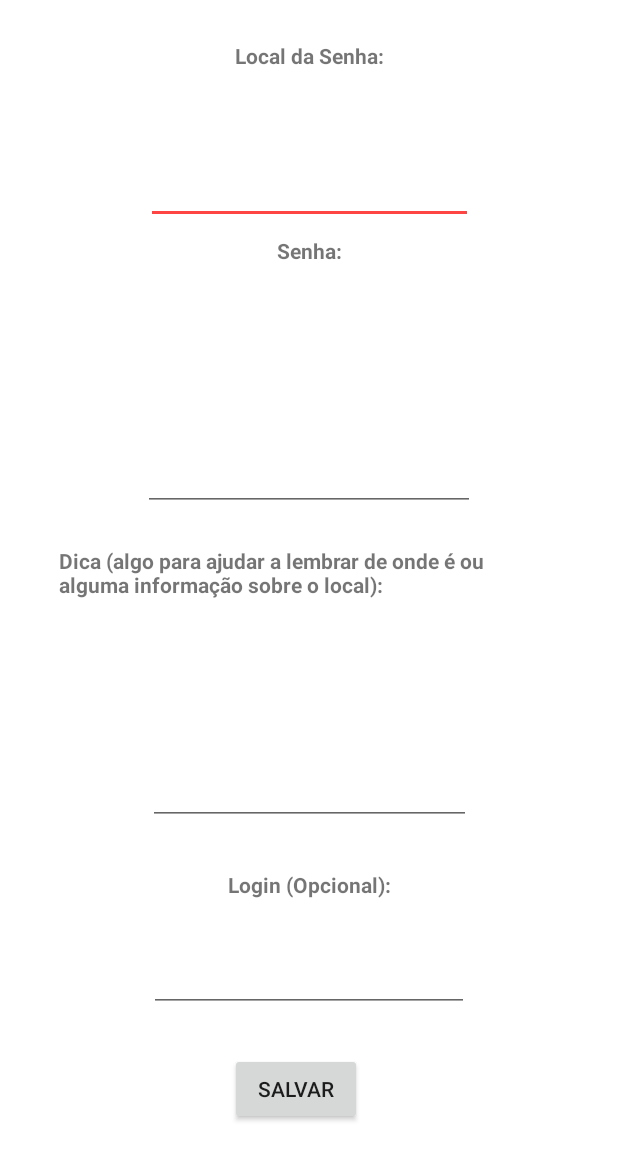
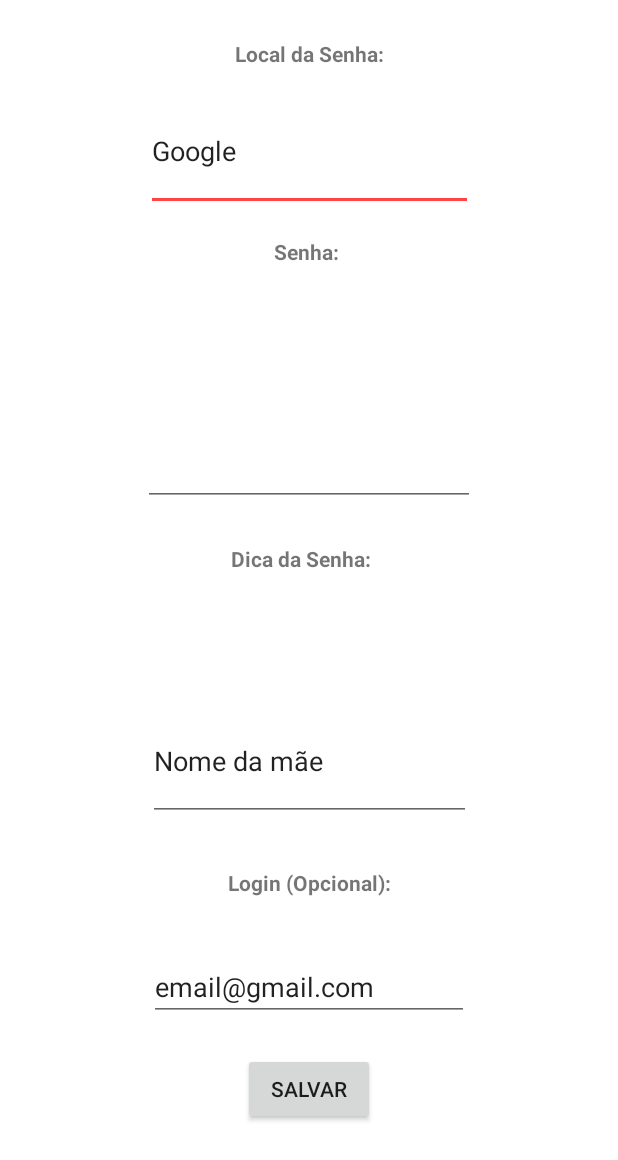
Before and after one commit to DoseDjalmadaDunhaJunior/Bugs-do-Android-Studio, an Android app: the layout adicionar.xml on its own in the app's theme, with its tools: preview values and no code run, on a phone screen of 412 x 824 dp. Shown: the top 1160 px of the screen. Run offline under Robolectric (Android 15) with nearby library versions, the phone set to English and light mode, and no system bars.

Commit message:
rascunho para as configuraçoes

```diff
--- a/app/src/main/res/layout/adicionar.xml
+++ b/app/src/main/res/layout/adicionar.xml
@@ -10,12 +10,11 @@
         android:id="@+id/button"
         android:layout_width="wrap_content"
         android:layout_height="wrap_content"
-        android:layout_marginStart="54dp"
-        android:layout_marginLeft="54dp"
         android:layout_marginBottom="74dp"
         android:text="Salvar"
         app:layout_constraintBottom_toBottomOf="parent"
-        app:layout_constraintStart_toStartOf="@+id/editText"
+        app:layout_constraintEnd_toEndOf="parent"
+        app:layout_constraintStart_toStartOf="parent"
         app:layout_constraintTop_toBottomOf="@+id/editText"
         tools:ignore="HardcodedText" />
 
@@ -23,22 +22,23 @@
         android:id="@+id/local"
         android:layout_width="218dp"
         android:layout_height="0dp"
-        android:layout_marginBottom="8dp"
+        android:layout_marginBottom="17dp"
         android:ems="10"
         android:inputType="textPersonName"
+        android:text="Google"
         android:textAllCaps="false"
         android:visibility="visible"
         app:layout_constraintBottom_toTopOf="@+id/textView8"
         app:layout_constraintEnd_toEndOf="parent"
         app:layout_constraintStart_toStartOf="parent"
         app:layout_constraintTop_toBottomOf="@+id/textView7"
-        tools:ignore="Autofill,LabelFor" />
+        tools:ignore="Autofill,HardcodedText,LabelFor" />
 
     <EditText
         android:id="@+id/senha"
         android:layout_width="221dp"
         android:layout_height="0dp"
-        android:layout_marginBottom="23dp"
+        android:layout_marginBottom="25dp"
         android:ems="10"
         android:inputType="textPassword"
         app:layout_constraintBottom_toTopOf="@+id/textView11"
@@ -49,15 +49,15 @@
 
     <TextView
         android:id="@+id/textView8"
-        android:layout_width="wrap_content"
+        android:layout_width="47dp"
         android:layout_height="0dp"
-        android:layout_marginBottom="8dp"
+        android:layout_marginBottom="20dp"
         android:text="Senha:"
         android:textSize="14sp"
         android:textStyle="bold"
         app:layout_constraintBottom_toTopOf="@+id/senha"
-        app:layout_constraintEnd_toEndOf="@+id/local"
-        app:layout_constraintStart_toStartOf="@+id/local"
+        app:layout_constraintEnd_toEndOf="parent"
+        app:layout_constraintStart_toStartOf="parent"
         app:layout_constraintTop_toBottomOf="@+id/local"
         tools:ignore="HardcodedText" />
 
@@ -65,8 +65,8 @@
         android:id="@+id/textView7"
         android:layout_width="wrap_content"
         android:layout_height="wrap_content"
-        android:layout_marginTop="27dp"
-        android:layout_marginBottom="15dp"
+        android:layout_marginTop="26dp"
+        android:layout_marginBottom="16dp"
         android:text="Local da Senha:"
         android:textStyle="bold"
         app:layout_constraintBottom_toTopOf="@+id/local"
@@ -79,7 +79,7 @@
         android:id="@+id/textView10"
         android:layout_width="wrap_content"
         android:layout_height="wrap_content"
-        android:layout_marginBottom="30dp"
+        android:layout_marginBottom="37dp"
         android:text="Login (Opcional):"
         android:textStyle="bold"
         app:layout_constraintBottom_toTopOf="@+id/editText"
@@ -92,38 +92,36 @@
         android:id="@+id/editText"
         android:layout_width="wrap_content"
         android:layout_height="wrap_content"
-        android:layout_marginBottom="27dp"
+        android:layout_marginBottom="21dp"
         android:ems="10"
         android:inputType="textEmailAddress"
+        android:text="email@gmail.com"
         app:layout_constraintBottom_toTopOf="@+id/button"
         app:layout_constraintEnd_toEndOf="parent"
         app:layout_constraintStart_toStartOf="parent"
         app:layout_constraintTop_toBottomOf="@+id/textView10"
-        tools:ignore="Autofill,LabelFor" />
+        tools:ignore="Autofill,HardcodedText,LabelFor" />
 
     <EditText
         android:id="@+id/dica"
         android:layout_width="215dp"
         android:layout_height="0dp"
-        android:layout_marginBottom="30dp"
+        android:layout_marginBottom="31dp"
         android:ems="10"
         android:inputType="textMultiLine"
+        android:text="Nome da mãe"
         app:layout_constraintBottom_toTopOf="@+id/textView10"
         app:layout_constraintEnd_toEndOf="parent"
         app:layout_constraintStart_toStartOf="parent"
         app:layout_constraintTop_toBottomOf="@+id/textView11"
-        tools:ignore="Autofill,LabelFor" />
+        tools:ignore="Autofill,HardcodedText,LabelFor" />
 
     <TextView
         android:id="@+id/textView11"
-        android:layout_width="0dp"
+        android:layout_width="104dp"
         android:layout_height="0dp"
-        android:layout_marginStart="39dp"
-        android:layout_marginLeft="39dp"
-        android:layout_marginEnd="39dp"
-        android:layout_marginRight="39dp"
-        android:layout_marginBottom="11dp"
-        android:text="Dica (algo para ajudar a lembrar de onde é ou alguma informação sobre o local):"
+        android:layout_marginBottom="26dp"
+        android:text="Dica da Senha:"
         android:textStyle="bold"
         app:layout_constraintBottom_toTopOf="@+id/dica"
         app:layout_constraintEnd_toEndOf="parent"
```
Also changed, not shown: app/src/main/res/layout/configuracoes.xml (added, +164 -0 lines).
